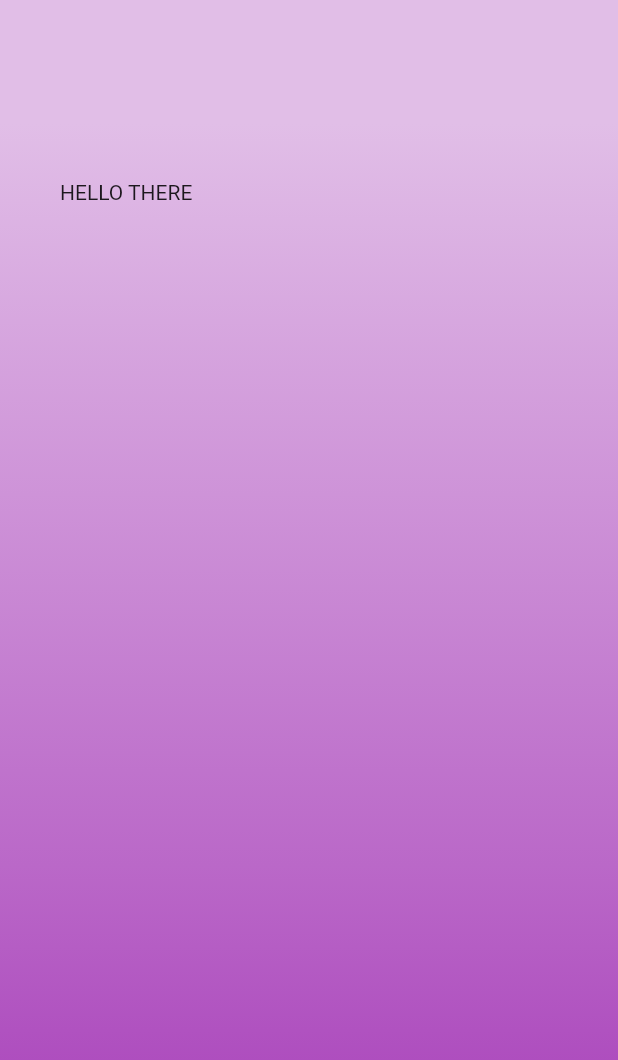
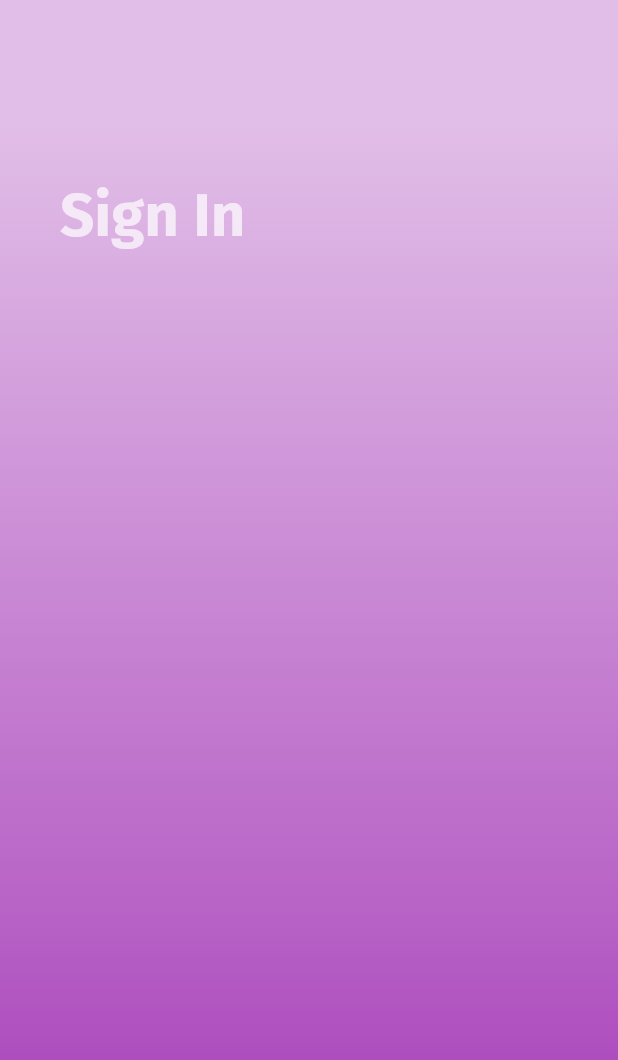
Before and after one commit to TheHarshKadam/SignIn-Signup-UI, a Flutter app: the screen it shows after launch, on a phone screen of 412 x 824 dp. Shown: the top 1060 px of the screen. Run offline on Flutter 3.47's test engine with Material 2 defaults, Android fonts, the phone set to English and light mode, and no system bars; our stand-ins replace google_fonts.

Commit message:
font changes

```diff
--- a/lib/screens/login.dart
+++ b/lib/screens/login.dart
@@ -1,4 +1,6 @@
 import 'package:flutter/material.dart';
+import 'package:google_fonts/google_fonts.dart';
+import 'package:social_media_integration/constants/constants.dart';
 
 class LoginScreen extends StatefulWidget {
   const LoginScreen({ Key? key }) : super(key: key);
@@ -42,9 +44,17 @@ class _LoginScreenState extends State<LoginScreen> {
                 mainAxisAlignment: MainAxisAlignment.center,
                 children: [
                   Text(
-                    'HELLO THERE',
-                    style: ,
-                  )
+                    'Sign In',
+                    style: GoogleFonts.firaSans(
+                      color: Colors.white70,
+                      fontSize: 40.0,
+                      fontWeight: FontWeight.bold,
+                    )
+                  ),
+                  SizedBox(
+                    height: 50.0,
+                  ),
+
                 ],
               ),
             ),
```
